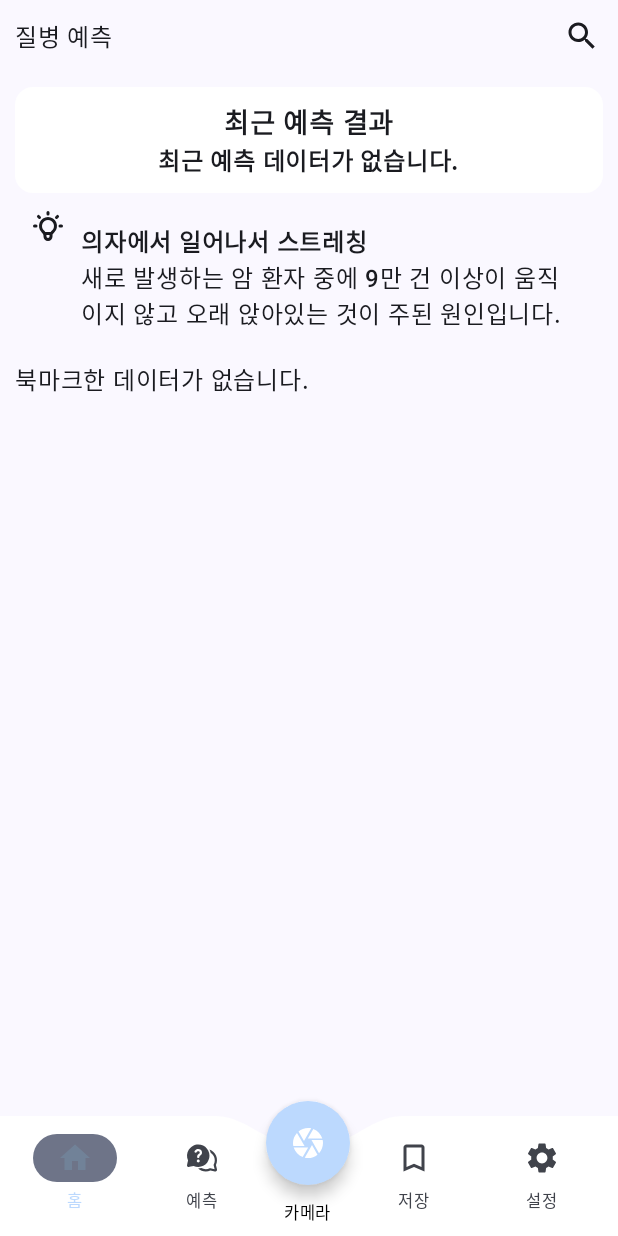
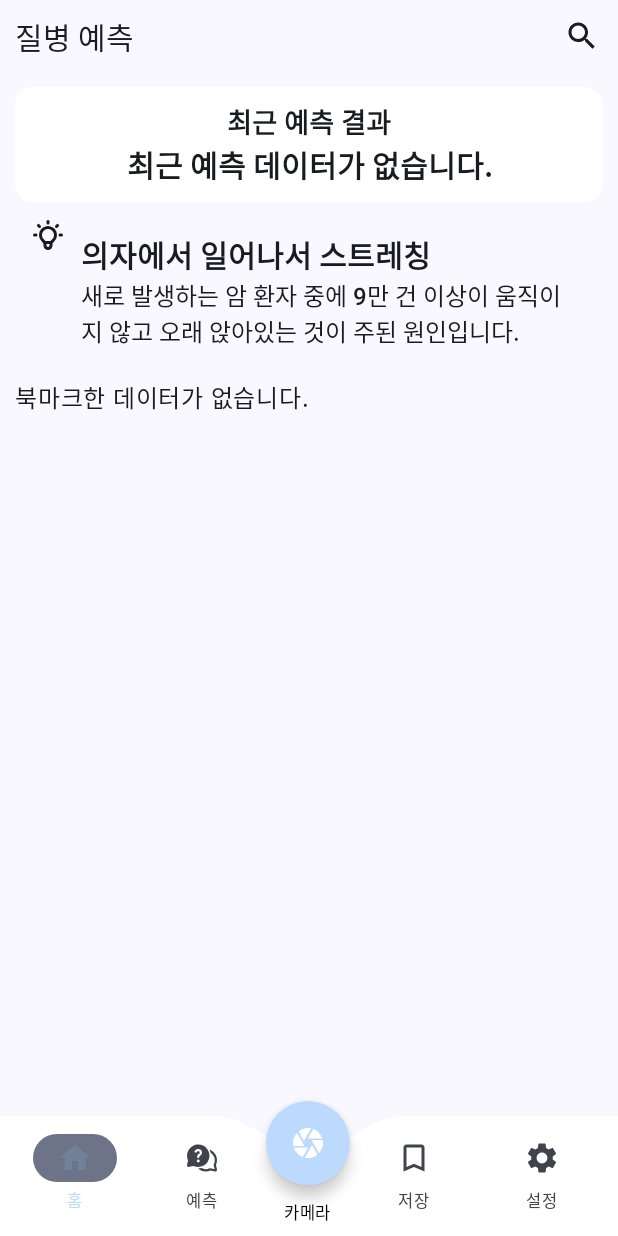
Before and after one commit to sonms/disease_prediction_android, an Android app built with Jetpack Compose: the screen it shows after launch (MainActivity), on a phone screen of 412 x 824 dp. Run offline under Robolectric (Android 15) with nearby library versions, the phone set to English and light mode, and no system bars; our stand-ins replace Dagger/Hilt's generated code, Room's generated code.

Commit message:
feat/글자 크기 조절 기능 세팅-home,saved,settings까지 적용

```diff
--- a/app/src/main/java/com/example/diseasepredictionappproject/utils/FontUtils.kt
+++ b/app/src/main/java/com/example/diseasepredictionappproject/utils/FontUtils.kt
@@ -5,9 +5,9 @@ import androidx.compose.ui.text.font.FontWeight
 import androidx.compose.ui.unit.sp
 
 object FontUtils {
-    fun getTextStyle(fontSize: FontSize): TextStyle {
+    fun getTextStyle(fontSize: Float): TextStyle {
         return TextStyle(
-            fontSize = fontSize.size.sp,
+            fontSize = fontSize.sp,
             fontWeight = FontWeight.Normal
         )
     }
--- a/app/src/main/java/com/example/diseasepredictionappproject/view/bottom_navigation/home/HomeScreen.kt
+++ b/app/src/main/java/com/example/diseasepredictionappproject/view/bottom_navigation/home/HomeScreen.kt
@@ -30,6 +30,7 @@ import androidx.compose.runtime.setValue
 import androidx.compose.ui.Alignment
 import androidx.compose.ui.Modifier
 import androidx.compose.ui.graphics.Color
+import androidx.compose.ui.platform.LocalContext
 import androidx.compose.ui.res.painterResource
 import androidx.compose.ui.text.font.FontWeight
 import androidx.compose.ui.unit.dp
@@ -43,6 +44,9 @@ import com.example.diseasepredictionappproject.room_db.PredictionEntity
 import com.example.diseasepredictionappproject.room_db.medicine.MedicineEntity
 import com.example.diseasepredictionappproject.ui.theme.blueColor6
 import com.example.diseasepredictionappproject.ui.theme.blueColor7
+import com.example.diseasepredictionappproject.utils.FontSize
+import com.example.diseasepredictionappproject.utils.FontUtils
+import com.example.diseasepredictionappproject.utils.PreferenceDataStore
 import com.example.diseasepredictionappproject.view.bottom_navigation.saved.DeleteItemDialog
 import com.example.diseasepredictionappproject.view.bottom_navigation.saved.DeleteMedicineItemDialog
 import com.example.diseasepredictionappproject.view.bottom_navigation.saved.MedicineItem
@@ -91,6 +95,9 @@ fun HomeScreen( //건강관련팁, 질병정보검색, 최근예측결과요약
     predictionViewModel: PredictionViewModel = hiltViewModel(),
     medicineViewModel: MedicineViewModel = hiltViewModel()
 ) {
+    val context = LocalContext.current
+    val fontSize by PreferenceDataStore.getFontSizeFlow(context).collectAsState(initial = FontSize.Medium)
+
     var isSearchOpen by remember {
         mutableStateOf(false)
     }
@@ -137,7 +144,7 @@ fun HomeScreen( //건강관련팁, 질병정보검색, 최근예측결과요약
                 .wrapContentHeight(),
             verticalAlignment = Alignment.CenterVertically
         ) {
-            Text(text = "질병 예측", modifier = Modifier.padding(start = 10.dp))
+            Text(text = "질병 예측", modifier = Modifier.padding(start = 10.dp), style = FontUtils.getTextStyle(fontSize.size + 4f))
 
             Spacer(modifier = Modifier.weight(1f))
 
@@ -155,11 +162,11 @@ fun HomeScreen( //건강관련팁, 질병정보검색, 최근예측결과요약
         ) {
             //최근 예측결과 요약
             item {
-                RecentPredictionResult(latestPredictionData)
+                RecentPredictionResult(latestPredictionData, fontSize)
             }
             //건강관련팁
             item {
-                HealthTip(healthTipData)
+                HealthTip(healthTipData, fontSize)
             }
 
             //북마크 데이터 보여주기
@@ -186,6 +193,7 @@ fun HomeScreen( //건강관련팁, 질병정보검색, 최근예측결과요약
                                 onStarClick = {
                                     predictionViewModel.updateOnlySpecificData(id = bookMarkItem.id, isBookMark = !bookMarkItem.isBookMark!!)
                                 },
+                                fontSize
                             )
                         }
                         is MedicineEntity -> {
@@ -246,7 +254,8 @@ fun HomeScreen( //건강관련팁, 질병정보검색, 최근예측결과요약
                                         id = bookMarkItem.id,
                                         isBookMark = !(bookMarkItem.isBookMark ?: false)
                                     )
-                                }
+                                },
+                                fontSize
                             )
                         }
                         else -> {
@@ -272,7 +281,9 @@ fun HomeScreen( //건강관련팁, 질병정보검색, 최근예측결과요약
                 onCancelClick = {
                     isShow = !isShow
                     deleteMedicineItem = null
-                })
+                },
+                fontSize
+            )
         }
 
         if (deleteMedicineItem != null) {
@@ -287,13 +298,15 @@ fun HomeScreen( //건강관련팁, 질병정보검색, 최근예측결과요약
                 onCancelClick = {
                     isShow = !isShow
                     deleteMedicineItem = null
-                })
+                },
+                fontSize
+            )
         }
     }
 }
 
 @Composable
-fun RecentPredictionResult(latestPrediction : PredictionEntity?) {
+fun RecentPredictionResult(latestPrediction : PredictionEntity?, fontSize : FontSize) {
     Column (
         modifier = Modifier
             .fillMaxWidth()
@@ -306,27 +319,28 @@ fun RecentPredictionResult(latestPrediction : PredictionEntity?) {
         Text(
             text = "최근 예측 결과",
             fontWeight = FontWeight.Bold,
-            fontSize = 18.sp
+            fontSize = 18.sp,
+            style = FontUtils.getTextStyle(fontSize.size + 4f)
         )
 
         Column (
             modifier = Modifier.wrapContentSize(),
         ) {
             if (latestPrediction != null) {
-                Text(text = "최근 예측 질병 : ${latestPrediction.diseaseName}", modifier = Modifier.padding(10.dp), color = blueColor7)
+                Text(text = "최근 예측 질병 : ${latestPrediction.diseaseName}", modifier = Modifier.padding(10.dp), color = blueColor7, style = FontUtils.getTextStyle(fontSize.size))
 
-                Text(text = "${latestPrediction.diseaseContent}", modifier = Modifier.padding(10.dp), color = blueColor7)
+                Text(text = "${latestPrediction.diseaseContent}", modifier = Modifier.padding(10.dp), color = blueColor7, style = FontUtils.getTextStyle(fontSize.size))
 
-                Text(text = "시행 날짜 : ${latestPrediction.createDate}", modifier = Modifier.padding(10.dp), color = blueColor7)
+                Text(text = "시행 날짜 : ${latestPrediction.createDate}", modifier = Modifier.padding(10.dp), color = blueColor7, style = FontUtils.getTextStyle(fontSize.size))
             } else {
-                Text(text = "최근 예측 데이터가 없습니다.", fontWeight = FontWeight.Bold, fontSize = 16.sp)
+                Text(text = "최근 예측 데이터가 없습니다.", fontWeight = FontWeight.Bold, style = FontUtils.getTextStyle(fontSize.size + 4f))
             }
         }
     }
 }
 
 @Composable
-fun HealthTip(healthTipData: HealthTipData?) {
+fun HealthTip(healthTipData: HealthTipData?, fontSize: FontSize) {
     Row (
         modifier = Modifier
             .fillMaxWidth()
@@ -345,11 +359,13 @@ fun HealthTip(healthTipData: HealthTipData?) {
         ) {
             Text(
                 text = healthTipData?.tipTitle.toString(),
-                fontWeight = FontWeight.Bold
+                fontWeight = FontWeight.Bold,
+                style = FontUtils.getTextStyle(fontSize.size + 4f)
             )
             Text(
                 text = healthTipData?.tipDescription.toString(),
-                fontWeight = FontWeight.Medium
+                fontWeight = FontWeight.Medium,
+                style = FontUtils.getTextStyle(fontSize.size)
             )
         }
     }
--- a/app/src/main/java/com/example/diseasepredictionappproject/view/bottom_navigation/settings/SettingsScreen.kt
+++ b/app/src/main/java/com/example/diseasepredictionappproject/view/bottom_navigation/settings/SettingsScreen.kt
@@ -36,7 +36,7 @@ fun SettingsScreen(
 
 
     Column {
-        Text(text = "글자 크기 조정", style = FontUtils.getTextStyle(fontSize))
+        Text(text = "글자 크기 조정", style = FontUtils.getTextStyle(fontSize.size))
 
         Row {
             Button(onClick = {
```
Also changed, not shown: app/src/main/java/com/example/diseasepredictionappproject/view/bottom_navigation/saved/SavedScreen.kt (+91 -70 lines).
